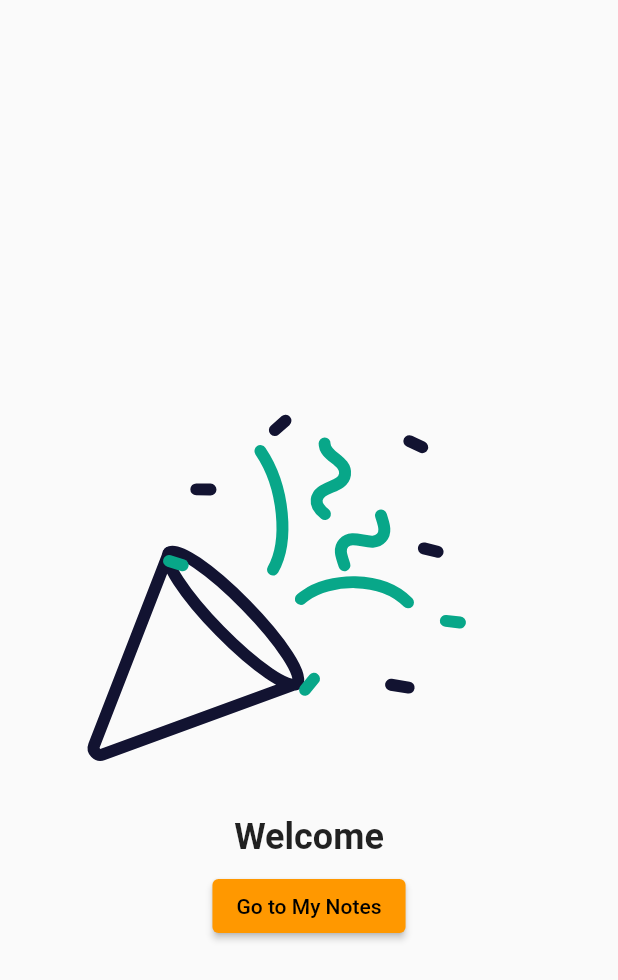
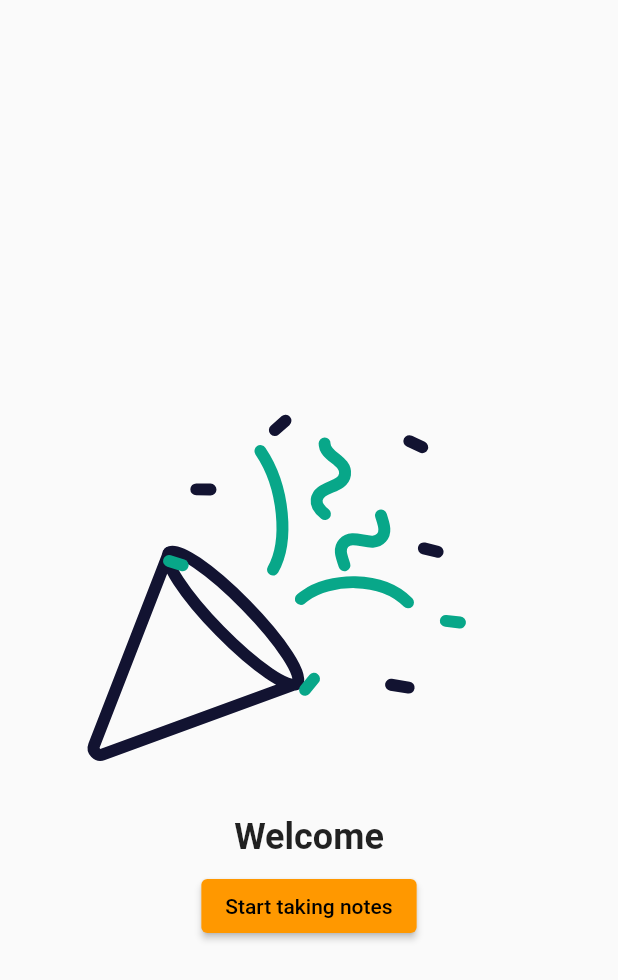
Before and after one commit to iqfareez/flutnotes, a Flutter app: the AuthFinish screen opened directly with empty values, on a phone screen of 412 x 824 dp. Shown: the top 980 px of the screen. Run offline on Flutter 3.47's test engine with Material 2 defaults, Android fonts, the light colour scheme and no system bars; our stand-ins replace cloud_firestore, firebase_auth, firebase_core, flutter_staggered_animations, flutter_svg, google_fonts and 4 more; accounts and stored records are empty; Roboto replaces fonts that are missing (Ubuntu).

Commit message:
:pencil2: Change text keyword #1

```diff
--- a/lib/view/auth/auth_finish.dart
+++ b/lib/view/auth/auth_finish.dart
@@ -40,7 +40,7 @@ class AuthFinish extends StatelessWidget {
                   (route) => false,
                 );
               },
-              child: const Text('Go to My Notes'),
+              child: const Text('Start taking notes'),
             ),
           ],
         ),
```
